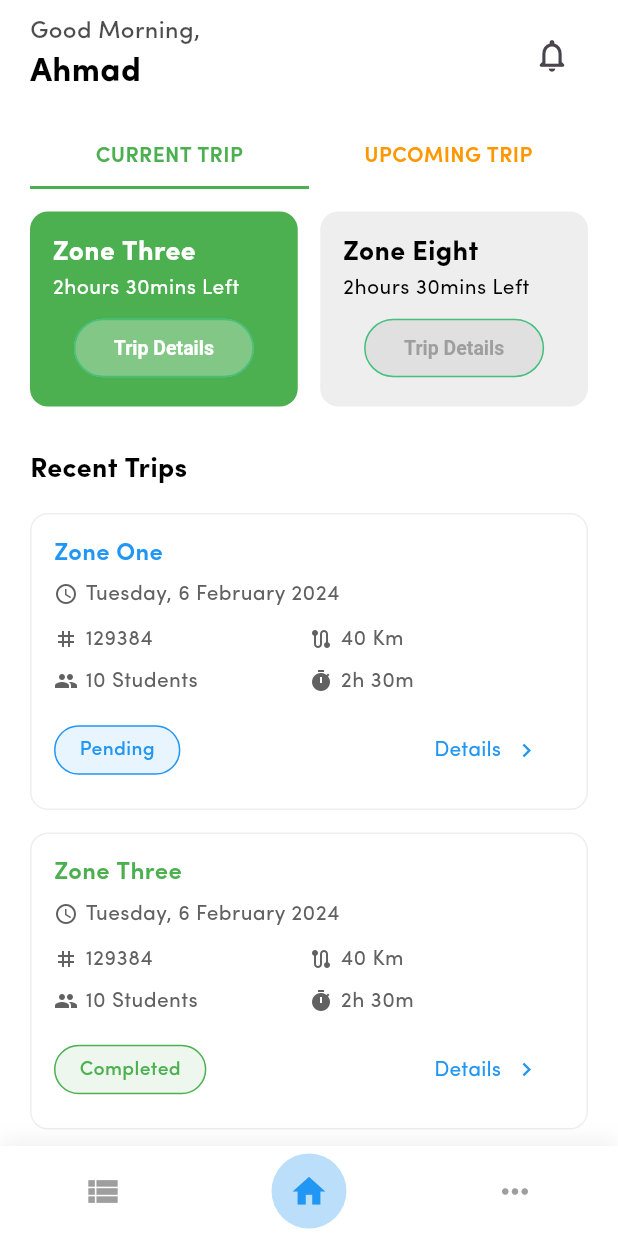
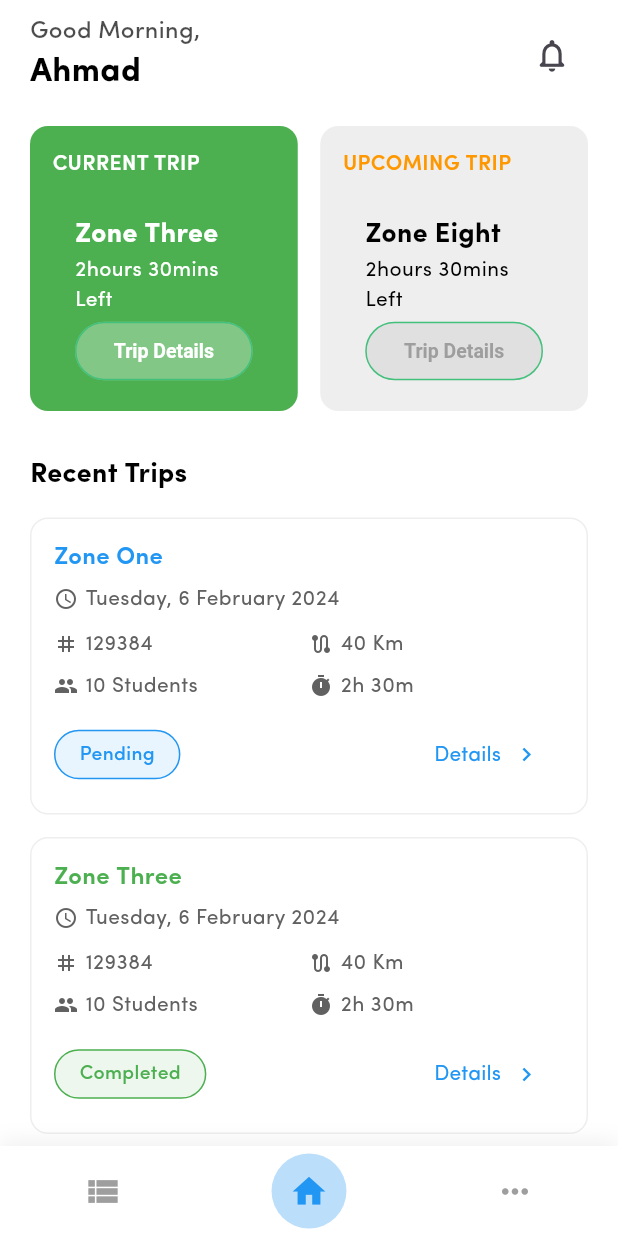
Before and after one commit to Dimah02/safe_bus, a Flutter app: the TeacherDashboardScreen screen opened by its route, on a phone screen of 412 x 824 dp. Run offline on Flutter 3.47's test engine with Material 3 defaults, Android fonts, the phone set to English and light mode, and no system bars; our stand-ins replace flutter_dotenv, flutter_svg, font_awesome_flutter, get_it, go_router, google_maps_flutter and 1 more; missing offline and left inert: flutter_polyline_points; project files that could hold a hidden picture were left out.

Commit message:
add teacher screens

```diff
--- a/lib/features/teacher/dashboard/teacher_dashboard_screen.dart
+++ b/lib/features/teacher/dashboard/teacher_dashboard_screen.dart
@@ -1,7 +1,6 @@
 import 'package:flutter/material.dart';
 import 'package:safe_bus/features/teacher/dashboard/trip_card.dart';
 import 'package:safe_bus/features/teacher/dashboard/recent_trip_item.dart';
-import 'package:safe_bus/features/teacher/dashboard/trip_tab_selector.dart';
 
 import '../attendance_overview/attendance_overview_screen.dart';
 import '../models/trip.dart';
@@ -19,7 +18,6 @@ class _TeacherDashboardScreenState extends State<TeacherDashboardScreen> {
   late Trip? _currentTrip;
   late Trip? _upcomingTrip;
   late List<Trip> _recentTrips;
-  bool _isCurrentTabSelected = true;
 
   @override
   void initState() {
@@ -84,8 +82,7 @@ class _TeacherDashboardScreenState extends State<TeacherDashboardScreen> {
           (trip) => trip.status == TripStatus.upcoming,
     );
 
-    _recentTrips =
-        _allTrips
+    _recentTrips = _allTrips
         .where(
           (trip) =>
       trip.status == TripStatus.completed ||
@@ -156,40 +153,68 @@ class _TeacherDashboardScreenState extends State<TeacherDashboardScreen> {
   }
 
   Widget _buildTripCardsSection() {
-    return Column(
-      children: [
-        TabSelector(
-          tabs: const ['CURRENT TRIP', 'UPCOMING TRIP'],
-          selectedIndex: _isCurrentTabSelected ? 0 : 1,
-          onTabSelected: (index) {
-            setState(() => _isCurrentTabSelected = index == 0);
-          },
-        ),
-        const SizedBox(height: 15),
-        Row(
+    return Row(
       children: [
         Expanded(
-              child:
+          child: Container(
+            padding: const EdgeInsets.all(15),
+            decoration: BoxDecoration(
+              color: Colors.green,
+              borderRadius: BorderRadius.circular(12),
+            ),
+            child: Column(
+              crossAxisAlignment: CrossAxisAlignment.start,
+              children: [
+                const Text(
+                  'CURRENT TRIP',
+                  style: TextStyle(
+                    fontSize: 14,
+                    fontWeight: FontWeight.w600,
+                    color: Colors.white,
+                  ),
+                ),
+                const SizedBox(height: 10),
                 _currentTrip != null
                     ? TripCard(
                   trip: _currentTrip!,
-                        isActive: _isCurrentTabSelected,
+                  isActive: true, // Keep green styling
                   onPressed: _navigateToAttendanceScreen,
                 )
-                      : EmptyTripCard(isActive: _isCurrentTabSelected),
+                    : const EmptyTripCard(isActive: true),
+              ],
+            ),
+          ),
         ),
         const SizedBox(width: 15),
         Expanded(
-              child:
+          child: Container(
+            padding: const EdgeInsets.all(15),
+            decoration: BoxDecoration(
+              color: Colors.grey.shade200,
+              borderRadius: BorderRadius.circular(12),
+            ),
+            child: Column(
+              crossAxisAlignment: CrossAxisAlignment.start,
+              children: [
+                const Text(
+                  'UPCOMING TRIP',
+                  style: TextStyle(
+                    fontSize: 14,
+                    fontWeight: FontWeight.w600,
+                    color: Colors.orange,
+                  ),
+                ),
+                const SizedBox(height: 10),
                 _upcomingTrip != null
                     ? TripCard(
                   trip: _upcomingTrip!,
-                        isActive: !_isCurrentTabSelected,
+                  isActive: false, // Keep grey styling
                   onPressed: _navigateToAttendanceScreen,
                 )
-                      : EmptyTripCard(isActive: !_isCurrentTabSelected),
+                    : const EmptyTripCard(isActive: false),
+              ],
             ),
-          ],
+          ),
         ),
       ],
     );
@@ -224,9 +249,7 @@ class _TeacherDashboardScreenState extends State<TeacherDashboardScreen> {
           ...List.generate(_recentTrips.length, (index) {
             final trip = _recentTrips[index];
             return Padding(
-              padding: EdgeInsets.only(
-                bottom: 15.0,
-              ),
+              padding: const EdgeInsets.only(bottom: 15.0),
               child: RecentTripItem(
                 trip: trip,
                 onDetailsPressed: _navigateToAttendanceScreen,
@@ -240,7 +263,7 @@ class _TeacherDashboardScreenState extends State<TeacherDashboardScreen> {
   void _navigateToAttendanceScreen() {
     Navigator.push(
       context,
-      MaterialPageRoute(builder: (context) => AttendanceOverviewScreen()),
+      MaterialPageRoute(builder: (context) => const AttendanceOverviewScreen()),
     );
   }
 
--- a/lib/features/teacher/dashboard/trip_tab_selector.dart
+++ /dev/null
@@ -1,60 +0,0 @@
-import 'package:flutter/material.dart';
-
-class TabSelector extends StatelessWidget {
-  final List<String> tabs;
-  final int selectedIndex;
-  final Function(int) onTabSelected;
-
-  const TabSelector({
-    Key? key,
-    required this.tabs,
-    required this.selectedIndex,
-    required this.onTabSelected,
-  }) : super(key: key);
-
-  @override
-  Widget build(BuildContext context) {
-    return Row(
-      children: List.generate(
-        tabs.length,
-            (index) => Expanded(
-          child: _buildTab(
-            tabs[index],
-            isSelected: index == selectedIndex,
-            onTap: () => onTabSelected(index),
-          ),
-        ),
-      ),
-    );
-  }
-
-  Widget _buildTab(
-      String text, {
-        required bool isSelected,
-        required VoidCallback onTap,
-      }) {
-    return GestureDetector(
-      onTap: onTap,
-      child: Container(
-        padding: const EdgeInsets.symmetric(vertical: 10),
-        decoration: BoxDecoration(
-          border: Border(
-            bottom: BorderSide(
-              color: isSelected ? Colors.green : Colors.transparent,
-              width: 2,
-            ),
-          ),
-        ),
-        child: Text(
-          text,
-          textAlign: TextAlign.center,
-          style: TextStyle(
-            fontSize: 14,
-            fontWeight: FontWeight.w600,
-            color: isSelected ? Colors.green : Colors.orange,
-          ),
-        ),
-      ),
-    );
-  }
-}
```
Lines whose indentation alone changed are shown as unchanged.
